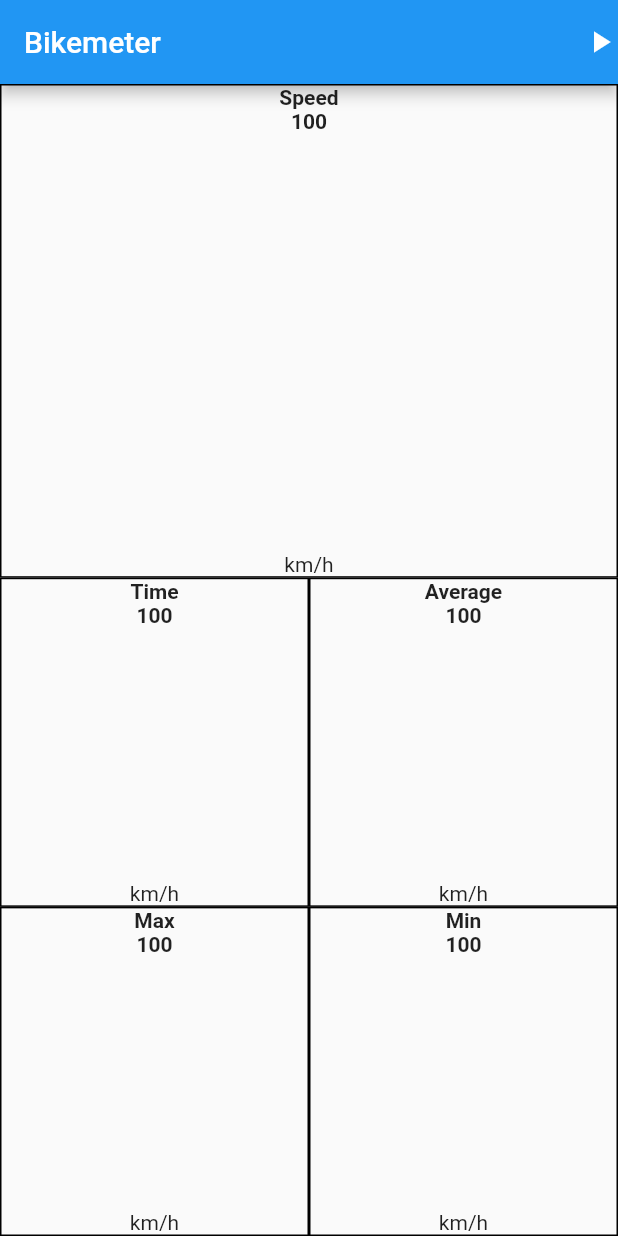
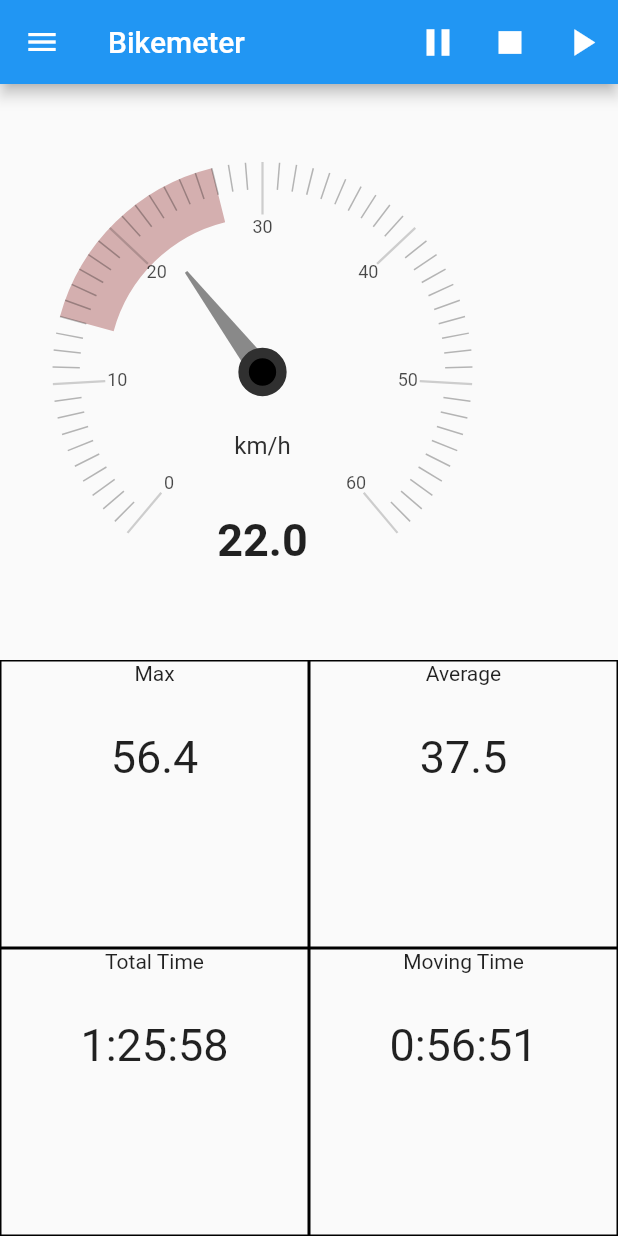
Before and after one commit to helmutheinz2002/bikemeter, a Flutter app: the screen it shows after launch, on a phone screen of 412 x 824 dp. Run offline on Flutter 3.47's test engine with Material 2 defaults, Android fonts, the phone set to English and light mode, and no system bars; drawn by our look-alikes of flutter_platform_widgets, syncfusion_flutter_gauges.

Commit message:
Gauge and layout

```diff
--- a/lib/dashboard.dart
+++ b/lib/dashboard.dart
@@ -1,3 +1,4 @@
+import 'package:bikemeter/speed_gauge.dart';
 import 'package:flutter/material.dart';
 import "dashboard_cell.dart";
 
@@ -12,10 +13,10 @@
     return Column(
       children: <Widget>[
         Expanded(
-          flex: 3,
+          flex: 4,
           child: Row(
             children: <Widget>[
-              DashboardCell("Speed"),
+              SpeedGauge(),
             ],
             crossAxisAlignment: CrossAxisAlignment.stretch,
           ),
@@ -24,8 +25,8 @@
           flex: 2,
           child: Row(
             children: <Widget>[
-              DashboardCell("Time"),
-              DashboardCell("Average"),
+              DashboardCell("Max", "56.4"),
+              DashboardCell("Average", "37.5"),
             ],
             crossAxisAlignment: CrossAxisAlignment.stretch,
           ),
@@ -34,8 +35,8 @@
           flex: 2,
           child: Row(
             children: <Widget>[
-              DashboardCell("Max"),
-              DashboardCell("Min"),
+              DashboardCell("Total Time", "1:25:58"),
+              DashboardCell("Moving Time", "0:56:51"),
             ],
             crossAxisAlignment: CrossAxisAlignment.stretch,
           ),
--- a/lib/dashboard_cell.dart
+++ b/lib/dashboard_cell.dart
@@ -1,9 +1,26 @@
 import 'package:flutter/material.dart';
 
-class DashboardCell extends StatelessWidget {
+class DashboardCell extends StatefulWidget {
+  final String _title;
+  final String _initialValue;
+
+  DashboardCell(this._title, this._initialValue);
+
+  @override
+  _DashboardCellState createState() => _DashboardCellState(_title, _initialValue);
+}
+
+class _DashboardCellState extends State<DashboardCell> {
+  String _value = '';
   final String _title;
 
-  DashboardCell(String this._title);
+  _DashboardCellState(this._title, this._value);
+
+  void setValue(String value) {
+    setState(() {
+      _value = value;
+    });
+  }
 
   @override
   Widget build(BuildContext context) {
@@ -21,29 +38,20 @@
             Text(
               _title,
               textAlign: TextAlign.center,
-              style: TextStyle(fontWeight: FontWeight.bold),
+              //style: TextStyle(fontWeight: FontWeight.bold),
             ),
             Expanded(
-              child: Container(
-                /*
-                decoration: BoxDecoration(
-                  border: Border.all(
-                    width: 1,
-                    color: Colors.red,
+              // child: FittedBox(
+               // fit: BoxFit.scaleDown,
+                child: Padding(
+                  padding: EdgeInsets.fromLTRB(10, 30, 10, 30),
+                  child: Text(
+                    _value,
+                    textAlign: TextAlign.center,
+                    style: TextStyle(fontSize: 30),
                   ),
                 ),
-                 */
-                child: Text(
-                  '100',
-                  textAlign: TextAlign.center,
-                  style: TextStyle(fontWeight: FontWeight.bold),
-                ),
-              ),
-            ),
-            Text(
-              'km/h',
-              textAlign: TextAlign.center,
-              //style: TextStyle(fontWeight: FontWeight.bold),
+             // ),
             ),
           ],
         ),
--- a/lib/main.dart
+++ b/lib/main.dart
@@ -1,4 +1,5 @@
 import 'package:bikemeter/dashboard.dart';
+import 'package:flutter/cupertino.dart';
 import 'package:flutter/material.dart';
 import 'package:flutter_platform_widgets/flutter_platform_widgets.dart';
 
@@ -13,13 +14,15 @@
       title: 'Bikemeter',
       home: PlatformScaffold(
         appBar: PlatformAppBar(
+          leading: Icon(
+            Icons.menu,
+            size: 24.0,
+            semanticLabel: 'Start recording',
+          ),
           trailingActions: [
-            Icon(
-              Icons.play_arrow,
-              //color: Colors.pink,
-              size: 24.0,
-              semanticLabel: 'Start recording',
-            ),
+            _createButton(context, Icons.pause, 'Pause recording'),
+            _createButton(context, Icons.stop, 'Stop recording'),
+            _createButton(context, Icons.play_arrow, 'Start recording'),
           ],
           title: Text('Bikemeter'),
         ),
@@ -31,4 +34,31 @@
       ),
     );
   }
+
+  dynamic _createButton(BuildContext context, IconData iconData, String label) {
+    bool isIOS = Theme.of(context).platform == TargetPlatform.iOS;
+    if (isIOS) {
+      return SizedBox(
+        height: 30,
+        width: 30,
+        child: CupertinoButton(
+          padding: EdgeInsets.all(1),
+          child: Icon(
+            iconData,
+            size: 20.0,
+            semanticLabel: label,
+          ),
+          onPressed: () => {},
+        ),
+      );
+    }
+    return IconButton(
+      onPressed: () => {},
+      icon: Icon(
+        iconData,
+        size: 30.0,
+        semanticLabel: label,
+      ),
+    );
+  }
 }
--- /dev/null
+++ b/lib/speed_gauge.dart
@@ -0,0 +1,110 @@
+import 'package:flutter/material.dart';
+import 'package:syncfusion_flutter_gauges/gauges.dart';
+
+class SpeedGauge extends StatefulWidget {
+  @override
+  State<StatefulWidget> createState() => _SpeedGaugeState();
+
+  void setSpeed(double speed) {
+  }
+}
+
+class _SpeedGaugeState extends State<SpeedGauge> {
+  double _speed = 22.0;
+  double _minRange = 14.0;
+  double _maxRange = 27.0;
+
+  void setSpeed(double speed, [double minRange, double maxRange]) {
+    setState(() {
+      _speed = speed;
+      _minRange = minRange==null?_speed:minRange;
+      _maxRange = maxRange==null?_speed:maxRange;
+    });
+  }
+
+  @override
+  Widget build(BuildContext context) {
+    bool isCardView = false;
+    double _interval = 10;
+    return SfRadialGauge(
+      //animationDuration: 3500,
+      //enableLoadingAnimation: true,
+      axes: <RadialAxis>[
+        RadialAxis(
+            startAngle: 130,
+            endAngle: 50,
+            minimum: 0,
+            maximum: 60,
+            interval: isCardView ? 20 : _interval,
+            minorTicksPerInterval: 9,
+            showAxisLine: false,
+            //radiusFactor: model.isWebFullView ? 0.8 : 0.9,
+            radiusFactor: 0.8,
+            labelOffset: 8,
+            ranges: <GaugeRange>[
+              GaugeRange(
+                  startValue: _minRange,
+                  endValue: _maxRange,
+                  startWidth: 0.265,
+                  sizeUnit: GaugeSizeUnit.factor,
+                  endWidth: 0.265,
+                  color: const Color.fromRGBO(123, 0, 0, 0.3)),
+            ],
+            annotations: <GaugeAnnotation>[
+              GaugeAnnotation(
+                angle: 90,
+                positionFactor: 0.35,
+                widget: Container(
+                  child: const Text(
+                    'km/h',
+                    style: TextStyle(color: Color(0xFF303030), fontSize: 16),
+                  ),
+                ),
+              ),
+              GaugeAnnotation(
+                  angle: 90,
+                  positionFactor: 0.8,
+                  widget: Container(
+                    child: Text(
+                      '$_speed',
+                      style:
+                          TextStyle(fontWeight: FontWeight.bold, fontSize: 30),
+                    ),
+                  ))
+            ],
+            pointers: <GaugePointer>[
+              NeedlePointer(
+                value: _speed,
+                needleLength: 0.6,
+                lengthUnit: GaugeSizeUnit.factor,
+                needleStartWidth: isCardView ? 0 : 1,
+                needleEndWidth: isCardView ? 5 : 8,
+                //animationType: AnimationType.easeOutBack,
+                //enableAnimation: true,
+                //animationDuration: 1200,
+                knobStyle: KnobStyle(
+                    knobRadius: isCardView ? 0.06 : 0.09,
+                    sizeUnit: GaugeSizeUnit.factor,
+                    borderColor: const Color(0xFF303030),
+                    //color: Colors.white,
+                    borderWidth: isCardView ? 0.035 : 0.05),
+                /*
+                tailStyle: TailStyle(
+                    color: Colors.black45,//const Color(0xFFF8B195),
+                    width: isCardView ? 4 : 8,
+                    lengthUnit: GaugeSizeUnit.factor,
+                    length: isCardView ? 0.15 : 0.2),
+
+                 */
+                needleColor: Colors.black45,//const Color(0xFFF8B195),
+              )
+            ],
+            axisLabelStyle: GaugeTextStyle(fontSize: isCardView ? 10 : 12),
+            majorTickStyle: MajorTickStyle(
+                length: 0.25, lengthUnit: GaugeSizeUnit.factor, thickness: 1.5),
+            minorTickStyle: MinorTickStyle(
+                length: 0.13, lengthUnit: GaugeSizeUnit.factor, thickness: 1))
+      ],
+    );
+  }
+}
```
